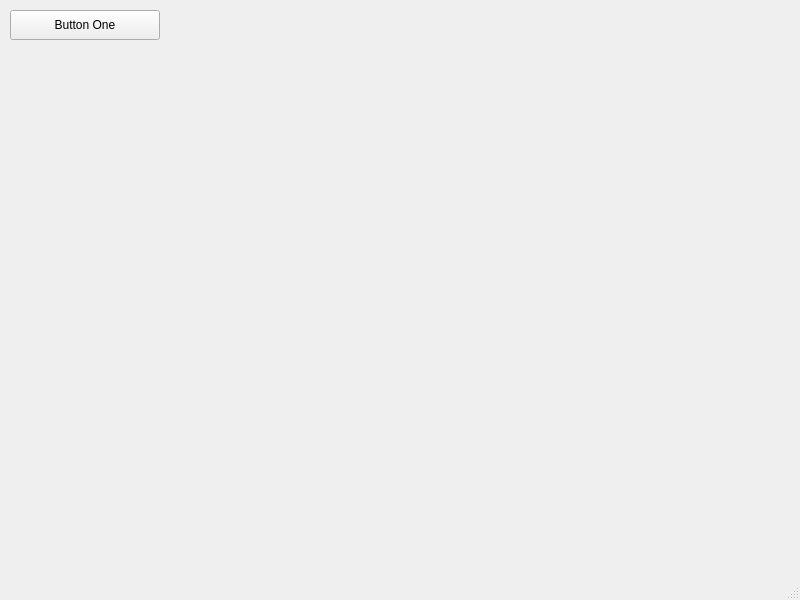
Qt form mainwindow.ui (simmihugs/WikAndMorty) before a commit.
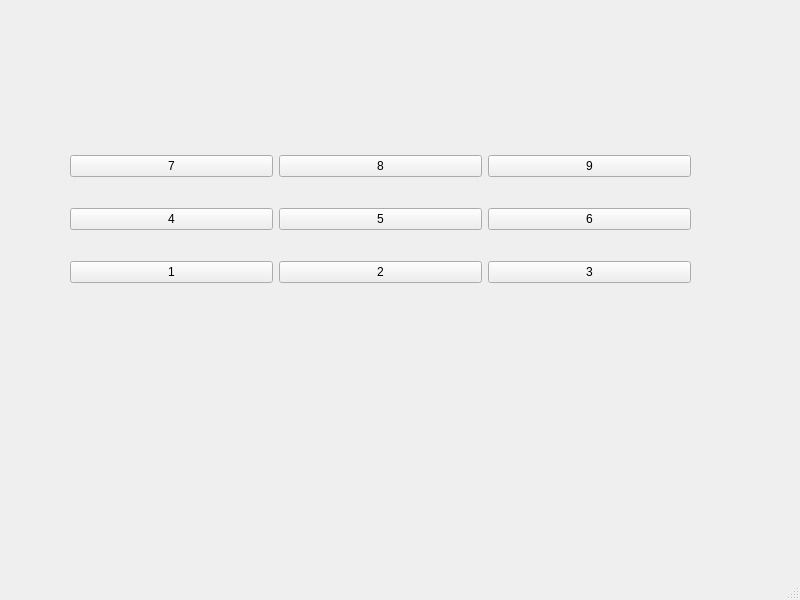
The same form after that commit.

Commit message: added multiple buttons for looped functionality

Patch:
```diff
--- a/mainwindow.ui
+++ b/mainwindow.ui
@@ -15,18 +15,80 @@
   </property>
 
   <widget class="QWidget" name="centralwidget">
-   <widget class="QPushButton" name="myButton">
+   <widget class="QWidget" name="gridLayoutWidget">
     <property name="geometry">
      <rect>
-      <x>10</x>
-      <y>10</y>
-      <width>150</width>
-      <height>30</height>
+      <x>70</x>
+      <y>130</y>
+      <width>621</width>
+      <height>181</height>
      </rect>
     </property>
-    <property name="text">
-     <string>Button One</string>
-    </property>
+    <layout class="QGridLayout" name="gridLayout_2">
+     <item row="0" column="0">
+      <widget class="QPushButton" name="pushButton_7">
+       <property name="text">
+        <string>7</string>
+       </property>
+      </widget>
+     </item>
+     <item row="1" column="1">
+      <widget class="QPushButton" name="pushButton_5">
+       <property name="text">
+        <string>5</string>
+       </property>
+      </widget>
+     </item>
+     <item row="0" column="1">
+      <widget class="QPushButton" name="pushButton_8">
+       <property name="text">
+        <string>8</string>
+       </property>
+      </widget>
+     </item>
+     <item row="0" column="2">
+      <widget class="QPushButton" name="pushButton_9">
+       <property name="text">
+        <string>9</string>
+       </property>
+      </widget>
+     </item>
+     <item row="1" column="2">
+      <widget class="QPushButton" name="pushButton_6">
+       <property name="text">
+        <string>6</string>
+       </property>
+      </widget>
+     </item>
+     <item row="1" column="0">
+      <widget class="QPushButton" name="pushButton_4">
+       <property name="text">
+        <string>4</string>
+       </property>
+      </widget>
+     </item>
+     <item row="2" column="0">
+      <widget class="QPushButton" name="pushButton_1">
+       <property name="text">
+        <string>1</string>
+       </property>
+      </widget>
+     </item>
+     <item row="2" column="1">
+      <widget class="QPushButton" name="pushButton_2">
+       <property name="text">
+        <string>2</string>
+       </property>
+      </widget>
+     </item>
+     <item row="2" column="2">
+      <widget class="QPushButton" name="pushButton_3">
+       <property name="text">
+        <string>3</string>
+       </property>
+      </widget>
+     </item>
+    </layout>
    </widget>
   </widget>
   <widget class="QMenuBar" name="menubar">
```
Left out of the diff: 2 changed lines with no effect on the pictures. The commit also changes 2 other files.
